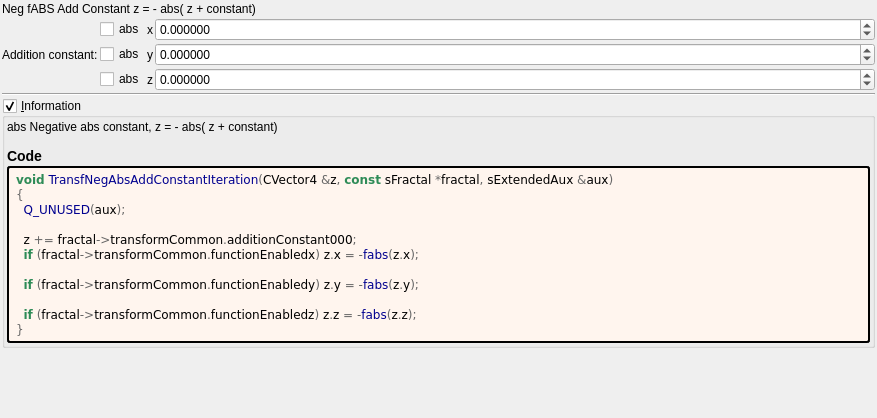
First picture: the form in mandelbulber2/formula/ui/transf_neg_abs_add_constant.ui, repository buddhi1980/mandelbulber2, before the edit.
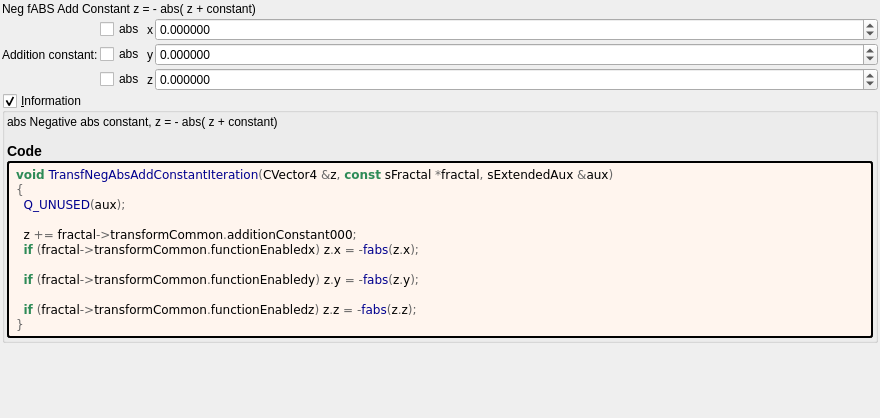
Second picture: the form after the edit. Custom widgets are drawn as their Qt base class.

```diff
--- a/mandelbulber2/formula/ui/transf_neg_abs_add_constant.ui
+++ b/mandelbulber2/formula/ui/transf_neg_abs_add_constant.ui
@@ -6,7 +6,7 @@
    <rect>
     <x>0</x>
     <y>0</y>
-    <width>877</width>
+    <width>880</width>
     <height>418</height>
    </rect>
   </property>
@@ -167,13 +167,6 @@
      </item>
     </layout>
    </item>
-   <item>
-    <widget class="Line" name="line_6">
-     <property name="orientation">
-      <enum>Qt::Horizontal</enum>
-     </property>
-    </widget>
-   </item>
    <item>
     <widget class="MyGroupBox" name="groupCheck_info">
      <property name="title">
@@ -270,17 +263,17 @@
   </layout>
  </widget>
  <customwidgets>
+  <customwidget>
+   <class>MyDoubleSpinBox</class>
+   <extends>QDoubleSpinBox</extends>
+   <header>my_double_spin_box.h</header>
+  </customwidget>
   <customwidget>
    <class>MyGroupBox</class>
    <extends>QGroupBox</extends>
    <header>my_group_box.h</header>
    <container>1</container>
   </customwidget>
-  <customwidget>
-   <class>MyDoubleSpinBox</class>
-   <extends>QDoubleSpinBox</extends>
-   <header>my_double_spin_box.h</header>
-  </customwidget>
  </customwidgets>
  <tabstops>
   <tabstop>checkBox_transf_function_enabledx</tabstop>
```
Left out of the diff: 2 changed lines with no effect on the pictures.
